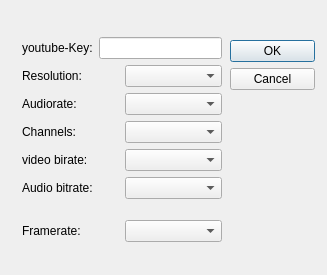
First picture: the form in inputbox.ui, repository neithanmo/BitRiver, before the edit.
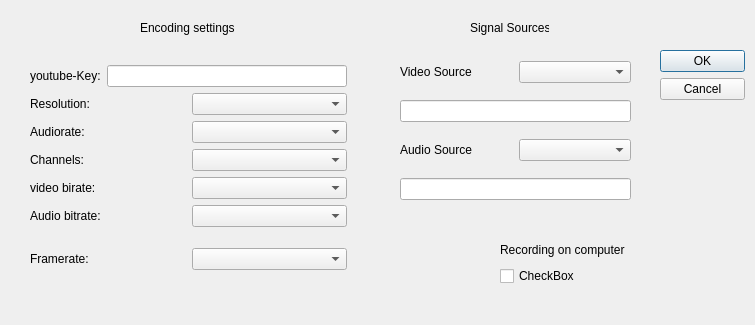
Second picture: the form after the edit.

Commit message: input dialog new items

The edit to the form file:
```diff
--- a/inputbox.ui
+++ b/inputbox.ui
@@ -6,8 +6,8 @@
    <rect>
     <x>0</x>
     <y>0</y>
-    <width>327</width>
-    <height>275</height>
+    <width>755</width>
+    <height>325</height>
    </rect>
   </property>
   <property name="windowTitle">
@@ -16,8 +16,8 @@
   <widget class="QDialogButtonBox" name="buttonBox">
    <property name="geometry">
     <rect>
-     <x>230</x>
-     <y>40</y>
+     <x>660</x>
+     <y>50</y>
      <width>85</width>
      <height>60</height>
     </rect>
@@ -32,9 +32,9 @@
   <widget class="QWidget" name="layoutWidget">
    <property name="geometry">
     <rect>
-     <x>22</x>
-     <y>22</y>
-     <width>200</width>
+     <x>30</x>
+     <y>50</y>
+     <width>317</width>
      <height>237</height>
     </rect>
    </property>
@@ -159,6 +159,104 @@
     </item>
    </layout>
   </widget>
+  <widget class="QLabel" name="label_11">
+   <property name="geometry">
+    <rect>
+     <x>140</x>
+     <y>20</y>
+     <width>97</width>
+     <height>15</height>
+    </rect>
+   </property>
+   <property name="text">
+    <string>Encoding settings</string>
+   </property>
+  </widget>
+  <widget class="QLabel" name="label_12">
+   <property name="geometry">
+    <rect>
+     <x>470</x>
+     <y>20</y>
+     <width>79</width>
+     <height>15</height>
+    </rect>
+   </property>
+   <property name="text">
+    <string>Signal Sources</string>
+   </property>
+  </widget>
+  <widget class="QWidget" name="">
+   <property name="geometry">
+    <rect>
+     <x>500</x>
+     <y>240</y>
+     <width>130</width>
+     <height>46</height>
+    </rect>
+   </property>
+   <layout class="QVBoxLayout" name="verticalLayout_3">
+    <item>
+     <widget class="QLabel" name="label_8">
+      <property name="text">
+       <string>Recording on computer</string>
+      </property>
+     </widget>
+    </item>
+    <item>
+     <widget class="QCheckBox" name="Record">
+      <property name="text">
+       <string>CheckBox</string>
+      </property>
+     </widget>
+    </item>
+   </layout>
+  </widget>
+  <widget class="QWidget" name="">
+   <property name="geometry">
+    <rect>
+     <x>400</x>
+     <y>50</y>
+     <width>231</width>
+     <height>161</height>
+    </rect>
+   </property>
+   <layout class="QVBoxLayout" name="verticalLayout_4">
+    <item>
+     <layout class="QHBoxLayout" name="horizontalLayout_11">
+      <item>
+       <widget class="QLabel" name="label_9">
+        <property name="text">
+         <string>Video Source</string>
+        </property>
+       </widget>
+      </item>
+      <item>
+       <widget class="QComboBox" name="VideoSRC"/>
+      </item>
+     </layout>
+    </item>
+    <item>
+     <widget class="QLineEdit" name="VideoPath"/>
+    </item>
+    <item>
+     <layout class="QHBoxLayout" name="horizontalLayout_13">
+      <item>
+       <widget class="QLabel" name="label_10">
+        <property name="text">
+         <string>Audio Source</string>
+        </property>
+       </widget>
+      </item>
+      <item>
+       <widget class="QComboBox" name="AudioSRC"/>
+      </item>
+     </layout>
+    </item>
+    <item>
+     <widget class="QLineEdit" name="AudioPath"/>
+    </item>
+   </layout>
+  </widget>
  </widget>
  <resources/>
  <connections>
```
